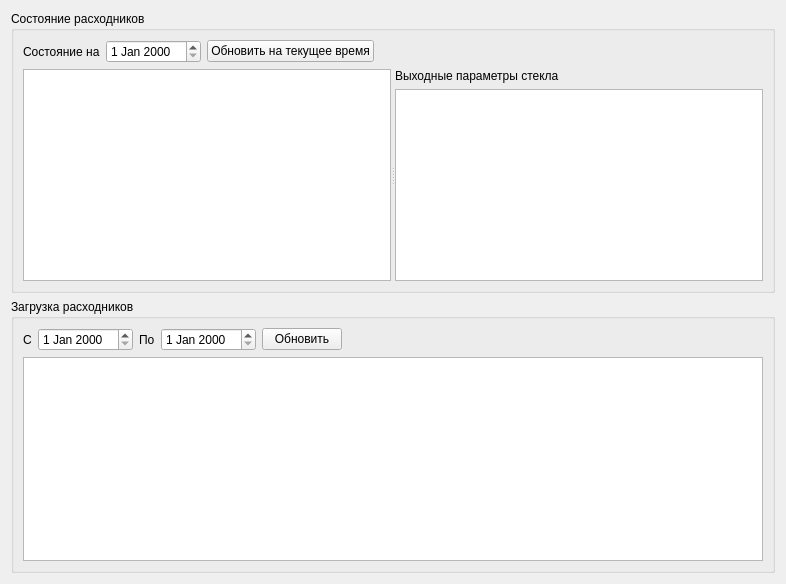
Old version of the form formcons.ui in the repository Sergeyego/el_glass.
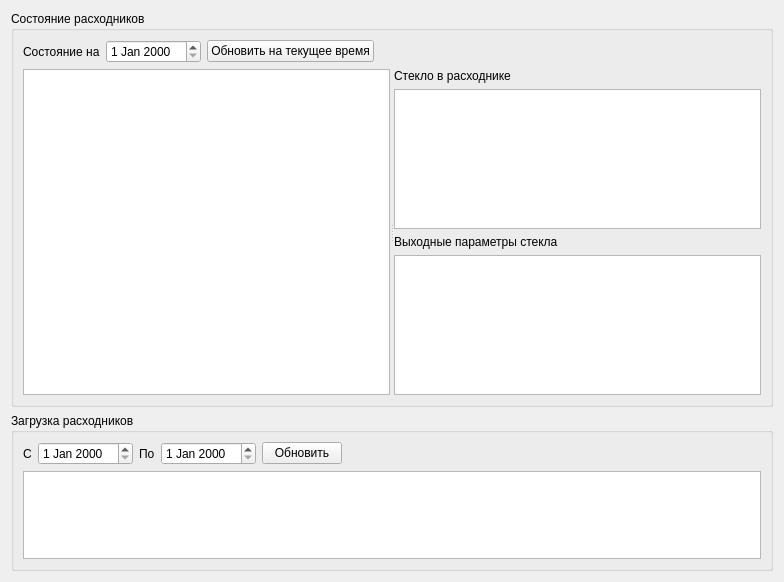
New version of the form. Custom widgets are drawn as their Qt base class.

```diff
--- a/formcons.ui
+++ b/formcons.ui
@@ -6,8 +6,8 @@
    <rect>
     <x>0</x>
     <y>0</y>
-    <width>786</width>
-    <height>584</height>
+    <width>784</width>
+    <height>582</height>
    </rect>
   </property>
   <property name="windowTitle">
@@ -59,11 +59,35 @@
         <property name="orientation">
          <enum>Qt::Horizontal</enum>
         </property>
-        <widget class="DbViewer" name="tableViewStat"/>
+        <widget class="DbViewer" name="tableViewStat">
+         <property name="selectionMode">
+          <enum>QAbstractItemView::SingleSelection</enum>
+         </property>
+         <property name="selectionBehavior">
+          <enum>QAbstractItemView::SelectRows</enum>
+         </property>
+         <attribute name="verticalHeaderVisible">
+          <bool>false</bool>
+         </attribute>
+        </widget>
         <widget class="QWidget" name="layoutWidget">
          <layout class="QVBoxLayout" name="verticalLayout">
           <item>
-           <widget class="QLabel" name="labelParStat">
+           <widget class="QLabel" name="labelStatData">
+            <property name="text">
+             <string>Стекло в расходнике</string>
+            </property>
+           </widget>
+          </item>
+          <item>
+           <widget class="DbViewer" name="tableViewStatGlass">
+            <attribute name="verticalHeaderVisible">
+             <bool>false</bool>
+            </attribute>
+           </widget>
+          </item>
+          <item>
+           <widget class="QLabel" name="labelStatPar">
             <property name="text">
              <string>Выходные параметры стекла</string>
             </property>
```
